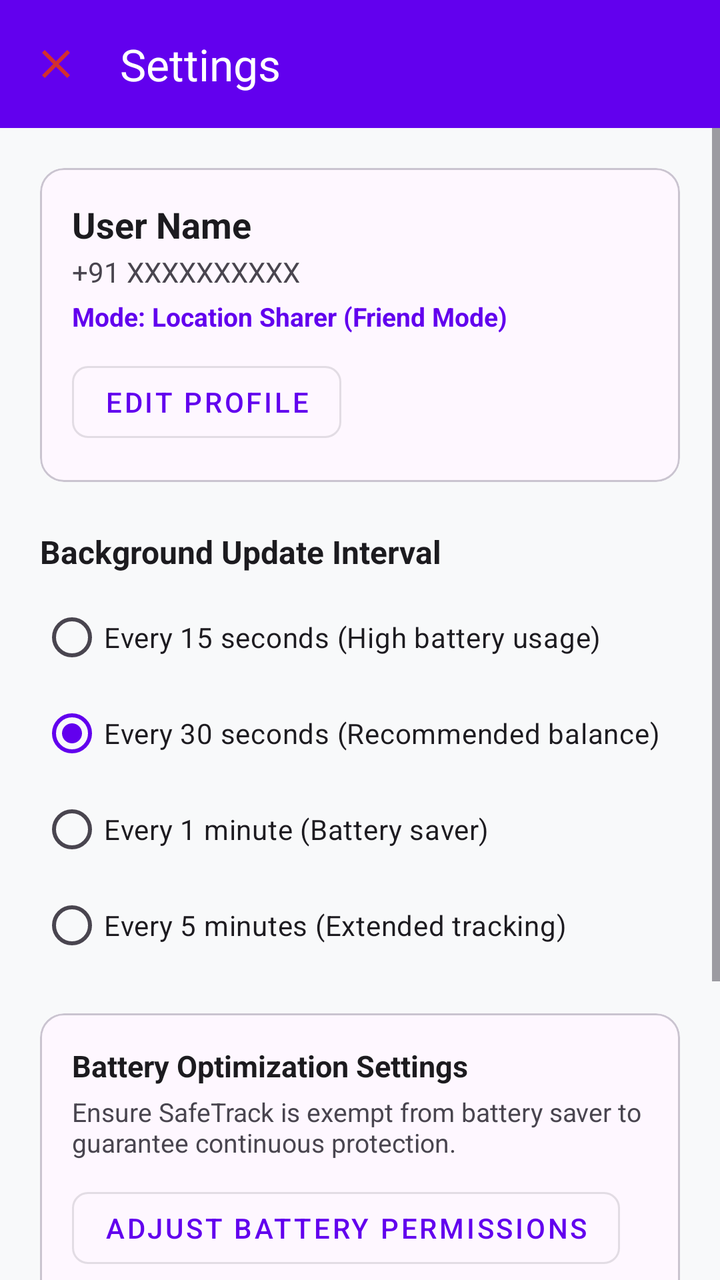
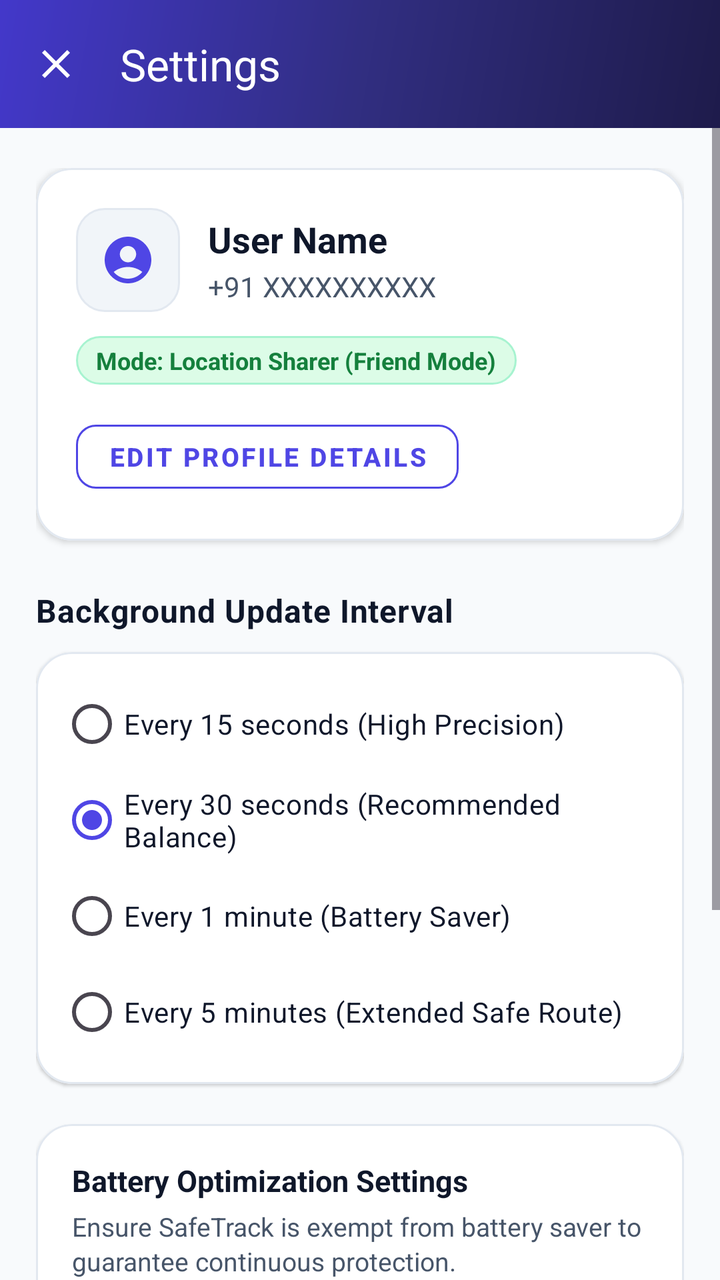

The first picture is an Android layout as it rendered before a commit; the second is the same layout after the commit. The layout source and the unified diff follow.
<!-- AndroidManifest.xml: application theme Theme.SafeTrack -->
<!-- res/layout/activity_settings.xml -->
<?xml version="1.0" encoding="utf-8"?>
<androidx.coordinatorlayout.widget.CoordinatorLayout xmlns:android="http://schemas.android.com/apk/res/android"
    xmlns:app="http://schemas.android.com/apk/res-auto"
    android:layout_width="match_parent"
    android:layout_height="match_parent"
    android:background="@color/background_light">

    <com.google.android.material.appbar.AppBarLayout
        android:layout_width="match_parent"
        android:layout_height="wrap_content">

        <com.google.android.material.appbar.MaterialToolbar
            android:id="@+id/toolbar"
            android:layout_width="match_parent"
            android:layout_height="?attr/actionBarSize"
            android:background="@color/primary"
            app:navigationIcon="@drawable/ic_close"
            app:title="@string/settings_title"
            app:titleTextColor="@color/surface_light" />
    </com.google.android.material.appbar.AppBarLayout>

    <ScrollView
        android:layout_width="match_parent"
        android:layout_height="match_parent"
        android:fillViewport="true"
        app:layout_behavior="@string/appbar_scrolling_view_behavior">

        <LinearLayout
            android:layout_width="match_parent"
            android:layout_height="wrap_content"
            android:orientation="vertical"
            android:padding="20dp">

            
            <com.google.android.material.card.MaterialCardView
                android:layout_width="match_parent"
                android:layout_height="wrap_content"
                app:cardCornerRadius="12dp">

                <LinearLayout
                    android:layout_width="match_parent"
                    android:layout_height="wrap_content"
                    android:orientation="vertical"
                    android:padding="16dp">

                    <TextView
                        android:id="@+id/tvSettingsUserName"
                        android:layout_width="wrap_content"
                        android:layout_height="wrap_content"
                        android:text="User Name"
                        android:textColor="@color/text_primary"
                        android:textSize="18sp"
                        android:textStyle="bold" />

                    <TextView
                        android:id="@+id/tvSettingsUserPhone"
                        android:layout_width="wrap_content"
                        android:layout_height="wrap_content"
                        android:layout_marginTop="2dp"
                        android:text="+91 XXXXXXXXXX"
                        android:textColor="@color/text_secondary"
                        android:textSize="14sp" />

                    <TextView
                        android:id="@+id/tvSettingsUserRole"
                        android:layout_width="wrap_content"
                        android:layout_height="wrap_content"
                        android:layout_marginTop="4dp"
                        android:text="Mode: Location Sharer (Friend Mode)"
                        android:textColor="@color/primary"
                        android:textSize="13sp"
                        android:textStyle="bold" />

                    <com.google.android.material.button.MaterialButton
                        android:id="@+id/btnEditProfile"
                        style="@style/Widget.MaterialComponents.Button.OutlinedButton"
                        android:layout_width="wrap_content"
                        android:layout_height="wrap_content"
                        android:layout_marginTop="10dp"
                        android:text="Edit Profile"
                        app:cornerRadius="8dp" />
                </LinearLayout>
            </com.google.android.material.card.MaterialCardView>

            
            <TextView
                android:layout_width="wrap_content"
                android:layout_height="wrap_content"
                android:layout_marginTop="24dp"
                android:text="Background Update Interval"
                android:textColor="@color/text_primary"
                android:textSize="16sp"
                android:textStyle="bold" />

            <RadioGroup
                android:id="@+id/rgInterval"
                android:layout_width="match_parent"
                android:layout_height="wrap_content"
                android:layout_marginTop="8dp">

                <RadioButton
                    android:id="@+id/rb15s"
                    android:layout_width="match_parent"
                    android:layout_height="wrap_content"
                    android:text="Every 15 seconds (High battery usage)" />

                <RadioButton
                    android:id="@+id/rb30s"
                    android:layout_width="match_parent"
                    android:layout_height="wrap_content"
                    android:checked="true"
                    android:text="Every 30 seconds (Recommended balance)" />

                <RadioButton
                    android:id="@+id/rb60s"
                    android:layout_width="match_parent"
                    android:layout_height="wrap_content"
                    android:text="Every 1 minute (Battery saver)" />

                <RadioButton
                    android:id="@+id/rb5m"
                    android:layout_width="match_parent"
                    android:layout_height="wrap_content"
                    android:text="Every 5 minutes (Extended tracking)" />
            </RadioGroup>

            
            <com.google.android.material.card.MaterialCardView
                android:layout_width="match_parent"
                android:layout_height="wrap_content"
                android:layout_marginTop="20dp"
                app:cardCornerRadius="12dp">

                <LinearLayout
                    android:layout_width="match_parent"
                    android:layout_height="wrap_content"
                    android:orientation="vertical"
                    android:padding="16dp">

                    <TextView
                        android:layout_width="wrap_content"
                        android:layout_height="wrap_content"
                        android:text="@string/battery_optimization_title"
                        android:textColor="@color/text_primary"
                        android:textSize="15sp"
                        android:textStyle="bold" />

                    <TextView
                        android:layout_width="wrap_content"
                        android:layout_height="wrap_content"
                        android:layout_marginTop="4dp"
                        android:text="@string/battery_optimization_desc"
                        android:textColor="@color/text_secondary"
                        android:textSize="13sp" />

                    <com.google.android.material.button.MaterialButton
                        android:id="@+id/btnOpenBatterySettings"
                        style="@style/Widget.MaterialComponents.Button.OutlinedButton"
                        android:layout_width="wrap_content"
                        android:layout_height="wrap_content"
                        android:layout_marginTop="10dp"
                        android:text="Adjust Battery Permissions"
                        app:cornerRadius="8dp" />
                </LinearLayout>
            </com.google.android.material.card.MaterialCardView>

            
            <com.google.android.material.button.MaterialButton
                android:id="@+id/btnOpenPrivacy"
                style="@style/Widget.MaterialComponents.Button.TextButton"
                android:layout_width="match_parent"
                android:layout_height="wrap_content"
                android:layout_marginTop="16dp"
                android:text="View Privacy Policy &amp; Security Declaration"
                android:textColor="@color/primary" />

            <com.google.android.material.button.MaterialButton
                android:id="@+id/btnLogout"
                style="@style/Widget.MaterialComponents.Button"
                android:layout_width="match_parent"
                android:layout_height="52dp"
                android:layout_marginTop="20dp"
                android:layout_marginBottom="24dp"
                android:backgroundTint="@color/safety_red"
                android:text="@string/logout"
                app:cornerRadius="10dp" />

        </LinearLayout>
    </ScrollView>

</androidx.coordinatorlayout.widget.CoordinatorLayout>
<!-- resources referenced by this layout -->
<resources>
  <color name="background_light">#F8F9FA</color>
  <color name="primary">#6200EE</color>
  <color name="safety_red">#D32F2F</color>
  <color name="text_primary">#1C1B1F</color>
  <color name="text_secondary">#49454F</color>
  <style name="Theme.SafeTrack" parent="Theme.Material3.DayNight.NoActionBar">
          
          <item name="colorPrimary">@color/primary</item>
          <item name="colorPrimaryVariant">@color/primary_variant</item>
          <item name="colorOnPrimary">@color/surface_light</item>
          
          <item name="colorSecondary">@color/secondary</item>
          <item name="colorSecondaryVariant">@color/secondary_variant</item>
          <item name="colorOnSecondary">@color/text_primary</item>
          
          <item name="android:statusBarColor">@color/primary_variant</item>
          <item name="android:windowLightStatusBar">false</item>
          <item name="android:windowBackground">@color/background_light</item>
      </style>
  <color name="primary_variant">#3700B3</color>
  <color name="secondary">#03DAC6</color>
  <color name="secondary_variant">#018786</color>
  <!-- unchanged entries left out for length: 6 -->
</resources>

<!-- the commit's change to res/layout/activity_settings.xml (unified diff, before → after) -->
@@ -7,14 +7,16 @@
 
     <com.google.android.material.appbar.AppBarLayout
         android:layout_width="match_parent"
-        android:layout_height="wrap_content">
+        android:layout_height="wrap_content"
+        android:elevation="4dp">
 
         <com.google.android.material.appbar.MaterialToolbar
             android:id="@+id/toolbar"
             android:layout_width="match_parent"
             android:layout_height="?attr/actionBarSize"
-            android:background="@color/primary"
+            android:background="@drawable/bg_gradient_header"
             app:navigationIcon="@drawable/ic_close"
+            app:navigationIconTint="@color/surface_light"
             app:title="@string/settings_title"
             app:titleTextColor="@color/surface_light" />
     </com.google.android.material.appbar.AppBarLayout>
@@ -29,56 +31,99 @@
             android:layout_width="match_parent"
             android:layout_height="wrap_content"
             android:orientation="vertical"
-            android:padding="20dp">
+            android:paddingStart="18dp"
+            android:paddingTop="20dp"
+            android:paddingEnd="18dp"
+            android:paddingBottom="32dp">
 
             
             <com.google.android.material.card.MaterialCardView
                 android:layout_width="match_parent"
                 android:layout_height="wrap_content"
-                app:cardCornerRadius="12dp">
+                app:cardCornerRadius="18dp"
+                app:cardElevation="2dp"
+                app:strokeColor="@color/card_stroke"
+                app:strokeWidth="1dp">
 
                 <LinearLayout
                     android:layout_width="match_parent"
                     android:layout_height="wrap_content"
                     android:orientation="vertical"
-                    android:padding="16dp">
-
-                    <TextView
-                        android:id="@+id/tvSettingsUserName"
-                        android:layout_width="wrap_content"
-                        android:layout_height="wrap_content"
-                        android:text="User Name"
-                        android:textColor="@color/text_primary"
-                        android:textSize="18sp"
-                        android:textStyle="bold" />
-
-                    <TextView
-                        android:id="@+id/tvSettingsUserPhone"
-                        android:layout_width="wrap_content"
-                        android:layout_height="wrap_content"
-                        android:layout_marginTop="2dp"
-                        android:text="+91 XXXXXXXXXX"
-                        android:textColor="@color/text_secondary"
-                        android:textSize="14sp" />
+                    android:padding="20dp">
+
+                    <LinearLayout
+                        android:layout_width="match_parent"
+                        android:layout_height="wrap_content"
+                        android:gravity="center_vertical"
+                        android:orientation="horizontal">
+
+                        <FrameLayout
+                            android:layout_width="52dp"
+                            android:layout_height="52dp"
+                            android:background="@drawable/bg_stat_card">
+
+                            <ImageView
+                                android:layout_width="28dp"
+                                android:layout_height="28dp"
+                                android:layout_gravity="center"
+                                android:src="@drawable/ic_avatar_default"
+                                app:tint="@color/primary" />
+                        </FrameLayout>
+
+                        <LinearLayout
+                            android:layout_width="0dp"
+                            android:layout_height="wrap_content"
+                            android:layout_marginStart="14dp"
+                            android:layout_weight="1"
+                            android:orientation="vertical">
+
+                            <TextView
+                                android:id="@+id/tvSettingsUserName"
+                                android:layout_width="wrap_content"
+                                android:layout_height="wrap_content"
+                                android:text="User Name"
+                                android:textColor="@color/text_primary"
+                                android:textSize="18sp"
+                                android:textStyle="bold" />
+
+                            <TextView
+                                android:id="@+id/tvSettingsUserPhone"
+                                android:layout_width="wrap_content"
+                                android:layout_height="wrap_content"
+                                android:layout_marginTop="2dp"
+                                android:text="+91 XXXXXXXXXX"
+                                android:textColor="@color/text_secondary"
+                                android:textSize="14sp" />
+                        </LinearLayout>
+                    </LinearLayout>
 
                     <TextView
                         android:id="@+id/tvSettingsUserRole"
                         android:layout_width="wrap_content"
                         android:layout_height="wrap_content"
-                        android:layout_marginTop="4dp"
+                        android:layout_marginTop="12dp"
+                        android:background="@drawable/bg_pill_live"
+                        android:paddingStart="10dp"
+                        android:paddingTop="4dp"
+                        android:paddingEnd="10dp"
+                        android:paddingBottom="4dp"
                         android:text="Mode: Location Sharer (Friend Mode)"
-                        android:textColor="@color/primary"
-                        android:textSize="13sp"
+                        android:textColor="@color/pill_active_text"
+                        android:textSize="12sp"
                         android:textStyle="bold" />
 
                     <com.google.android.material.button.MaterialButton
                         android:id="@+id/btnEditProfile"
                         style="@style/Widget.MaterialComponents.Button.OutlinedButton"
                         android:layout_width="wrap_content"
-                        android:layout_height="wrap_content"
-                        android:layout_marginTop="10dp"
-                        android:text="Edit Profile"
-                        app:cornerRadius="8dp" />
+                        android:layout_height="44dp"
+                        android:layout_marginTop="14dp"
+                        android:text="Edit Profile Details"
+                        android:textColor="@color/primary"
+                        android:textSize="13sp"
+                        android:textStyle="bold"
+                        app:cornerRadius="10dp"
+                        app:strokeColor="@color/primary" />
                 </LinearLayout>
             </com.google.android.material.card.MaterialCardView>
 
@@ -87,55 +132,77 @@
                 android:layout_width="wrap_content"
                 android:layout_height="wrap_content"
                 android:layout_marginTop="24dp"
+                android:letterSpacing="0.02"
                 android:text="Background Update Interval"
                 android:textColor="@color/text_primary"
                 android:textSize="16sp"
                 android:textStyle="bold" />
 
-            <RadioGroup
-                android:id="@+id/rgInterval"
-                android:layout_width="match_parent"
-                android:layout_height="wrap_content"
-                android:layout_marginTop="8dp">
-
-                <RadioButton
-                    android:id="@+id/rb15s"
+            <com.google.android.material.card.MaterialCardView
+                android:layout_width="match_parent"
+                android:layout_height="wrap_content"
+                android:layout_marginTop="10dp"
+                app:cardCornerRadius="18dp"
+                app:cardElevation="1dp"
+                app:strokeColor="@color/card_stroke"
+                app:strokeWidth="1dp">
+
+                <RadioGroup
+                    android:id="@+id/rgInterval"
                     android:layout_width="match_parent"
                     android:layout_height="wrap_content"
-                    android:text="Every 15 seconds (High battery usage)" />
-
-                <RadioButton
-                    android:id="@+id/rb30s"
-                    android:layout_width="match_parent"
-                    android:layout_height="wrap_content"
-                    android:checked="true"
-                    android:text="Every 30 seconds (Recommended balance)" />
-
-                <RadioButton
-                    android:id="@+id/rb60s"
-                    android:layout_width="match_parent"
-                    android:layout_height="wrap_content"
-                    android:text="Every 1 minute (Battery saver)" />
-
-                <RadioButton
-                    android:id="@+id/rb5m"
-                    android:layout_width="match_parent"
-                    android:layout_height="wrap_content"
-                    android:text="Every 5 minutes (Extended tracking)" />
-            </RadioGroup>
+                    android:padding="12dp">
+
+                    <RadioButton
+                        android:id="@+id/rb15s"
+                        android:layout_width="match_parent"
+                        android:layout_height="wrap_content"
+                        android:text="Every 15 seconds (High Precision)"
+                        android:textColor="@color/text_primary"
+                        android:textSize="14sp" />
+
+                    <RadioButton
+                        android:id="@+id/rb30s"
+                        android:layout_width="match_parent"
+                        android:layout_height="wrap_content"
+                        android:checked="true"
+                        android:text="Every 30 seconds (Recommended Balance)"
+                        android:textColor="@color/text_primary"
+                        android:textSize="14sp" />
+
+                    <RadioButton
+                        android:id="@+id/rb60s"
+                        android:layout_width="match_parent"
+                        android:layout_height="wrap_content"
+                        android:text="Every 1 minute (Battery Saver)"
+                        android:textColor="@color/text_primary"
+                        android:textSize="14sp" />
+
+                    <RadioButton
+                        android:id="@+id/rb5m"
+                        android:layout_width="match_parent"
+                        android:layout_height="wrap_content"
+                        android:text="Every 5 minutes (Extended Safe Route)"
+                        android:textColor="@color/text_primary"
+                        android:textSize="14sp" />
+                </RadioGroup>
+            </com.google.android.material.card.MaterialCardView>
 
             
             <com.google.android.material.card.MaterialCardView
                 android:layout_width="match_parent"
                 android:layout_height="wrap_content"
                 android:layout_marginTop="20dp"
-                app:cardCornerRadius="12dp">
+                app:cardCornerRadius="18dp"
+                app:cardElevation="1dp"
+                app:strokeColor="@color/card_stroke"
+                app:strokeWidth="1dp">
 
                 <LinearLayout
                     android:layout_width="match_parent"
                     android:layout_height="wrap_content"
                     android:orientation="vertical"
-                    android:padding="16dp">
+                    android:padding="18dp">
 
                     <TextView
                         android:layout_width="wrap_content"
@@ -149,6 +216,7 @@
                         android:layout_width="wrap_content"
                         android:layout_height="wrap_content"
                         android:layout_marginTop="4dp"
+                        android:lineSpacingExtra="2dp"
                         android:text="@string/battery_optimization_desc"
                         android:textColor="@color/text_secondary"
                         android:textSize="13sp" />
@@ -157,10 +225,13 @@
                         android:id="@+id/btnOpenBatterySettings"
                         style="@style/Widget.MaterialComponents.Button.OutlinedButton"
                         android:layout_width="wrap_content"
-                        android:layout_height="wrap_content"
-                        android:layout_marginTop="10dp"
+                        android:layout_height="44dp"
+                        android:layout_marginTop="12dp"
                         android:text="Adjust Battery Permissions"
-                        app:cornerRadius="8dp" />
+                        android:textColor="@color/primary"
+                        android:textSize="13sp"
+                        app:cornerRadius="10dp"
+                        app:strokeColor="@color/primary" />
                 </LinearLayout>
             </com.google.android.material.card.MaterialCardView>
 
@@ -172,18 +243,23 @@
                 android:layout_height="wrap_content"
                 android:layout_marginTop="16dp"
                 android:text="View Privacy Policy &amp; Security Declaration"
-                android:textColor="@color/primary" />
+                android:textColor="@color/primary"
+                android:textSize="13sp" />
 
             <com.google.android.material.button.MaterialButton
                 android:id="@+id/btnLogout"
                 style="@style/Widget.MaterialComponents.Button"
                 android:layout_width="match_parent"
-                android:layout_height="52dp"
+                android:layout_height="54dp"
                 android:layout_marginTop="20dp"
                 android:layout_marginBottom="24dp"
                 android:backgroundTint="@color/safety_red"
+                android:letterSpacing="0.02"
                 android:text="@string/logout"
-                app:cornerRadius="10dp" />
+                android:textColor="@color/surface_light"
+                android:textSize="15sp"
+                android:textStyle="bold"
+                app:cornerRadius="14dp" />
 
         </LinearLayout>
     </ScrollView>
<!-- resource entries referenced after the edit -->
@@ -1,27 +1,93 @@
 <!-- resources referenced by this layout -->
 <resources>
-  <color name="background_light">#F8F9FA</color>
-  <color name="primary">#6200EE</color>
-  <color name="safety_red">#D32F2F</color>
-  <color name="text_primary">#1C1B1F</color>
-  <color name="text_secondary">#49454F</color>
+  <color name="background_light">#F8FAFC</color>
+  <color name="card_stroke">#E2E8F0</color>
+  <color name="pill_active_text">#15803D</color>
+  <color name="primary">#4F46E5</color>
+  <color name="safety_red">#EF4444</color>
+  <color name="text_primary">#0F172A</color>
+  <color name="text_secondary">#475569</color>
+  <!-- drawable bg_gradient_header (drawable) -->
+  <?xml version="1.0" encoding="utf-8"?>
+  <shape xmlns:android="http://schemas.android.com/apk/res/android"
+      android:shape="rectangle">
+      <gradient
+          android:angle="135"
+          android:startColor="#1E1B4B"
+          android:centerColor="#312E81"
+          android:endColor="#4338CA"
+          android:type="linear" />
+  </shape>
+  <!-- drawable bg_pill_live (drawable) -->
+  <?xml version="1.0" encoding="utf-8"?>
+  <shape xmlns:android="http://schemas.android.com/apk/res/android"
+      android:shape="rectangle">
+      <solid android:color="@color/pill_active_bg" />
+      <stroke
+          android:width="1dp"
+          android:color="@color/safety_green_border" />
+      <corners android:radius="20dp" />
+  </shape>
+  <!-- drawable bg_stat_card (drawable) -->
+  <?xml version="1.0" encoding="utf-8"?>
+  <shape xmlns:android="http://schemas.android.com/apk/res/android"
+      android:shape="rectangle">
+      <solid android:color="#F1F5F9" />
+      <stroke
+          android:width="1dp"
+          android:color="#E2E8F0" />
+      <corners android:radius="14dp" />
+  </shape>
+  <!-- drawable ic_avatar_default (drawable) -->
+  <vector xmlns:android="http://schemas.android.com/apk/res/android"
+      android:width="24dp"
+      android:height="24dp"
+      android:viewportWidth="24"
+      android:viewportHeight="24">
+    <path
+        android:fillColor="#FF000000"
+        android:pathData="M12,2C6.48,2 2,6.48 2,12s4.48,10 10,10 10,-4.48 10,-10S17.52,2 12,2zM12,6c1.93,0 3.5,1.57 3.5,3.5S13.93,13 12,13s-3.5,-1.57 -3.5,-3.5S10.07,6 12,6zM12,20c-2.03,0 -4.43,-0.82 -6.14,-2.88C7.55,15.8 9.68,15 12,15s4.45,0.8 6.14,2.12C16.43,19.18 14.03,20 12,20z"/>
+  </vector>
   <style name="Theme.SafeTrack" parent="Theme.Material3.DayNight.NoActionBar">
           
           <item name="colorPrimary">@color/primary</item>
-          <item name="colorPrimaryVariant">@color/primary_variant</item>
+          <item name="colorPrimaryVariant">@color/primary_dark</item>
           <item name="colorOnPrimary">@color/surface_light</item>
+          <item name="colorPrimaryContainer">@color/primary_light</item>
+          <item name="colorOnPrimaryContainer">@color/primary_dark</item>
+  
           
           <item name="colorSecondary">@color/secondary</item>
           <item name="colorSecondaryVariant">@color/secondary_variant</item>
-          <item name="colorOnSecondary">@color/text_primary</item>
+          <item name="colorOnSecondary">@color/surface_light</item>
+          <item name="colorSecondaryContainer">@color/secondary_light</item>
+          <item name="colorOnSecondaryContainer">@color/secondary_variant</item>
+  
           
           <item name="android:statusBarColor">@color/primary_variant</item>
           <item name="android:windowLightStatusBar">false</item>
+          <item name="android:navigationBarColor">@color/surface_light</item>
+          <item name="android:windowLightNavigationBar" tools:targetApi="o_mr1">true</item>
           <item name="android:windowBackground">@color/background_light</item>
+  
+          
+          <item name="materialCardViewStyle">@style/Widget.SafeTrack.Card</item>
       </style>
-  <color name="primary_variant">#3700B3</color>
-  <color name="secondary">#03DAC6</color>
-  <color name="secondary_variant">#018786</color>
+  <color name="pill_active_bg">#DCFCE7</color>
+  <color name="safety_green_border">#A7F3D0</color>
+  <color name="primary_dark">#3730A3</color>
+  <color name="primary_light">#EEF2FF</color>
+  <color name="primary_variant">#312E81</color>
+  <style name="Widget.SafeTrack.Card" parent="Widget.Material3.CardView.Elevated">
+          <item name="cardElevation">2dp</item>
+          <item name="cardCornerRadius">16dp</item>
+          <item name="strokeColor">@color/card_stroke</item>
+          <item name="strokeWidth">1dp</item>
+          <item name="cardBackgroundColor">@color/surface_light</item>
+      </style>
+  <color name="secondary">#0EA5E9</color>
+  <color name="secondary_variant">#0284C7</color>
+  <color name="secondary_light">#E0F2FE</color>
   <!-- unchanged entries left out for length: 6 -->
 </resources>
 
